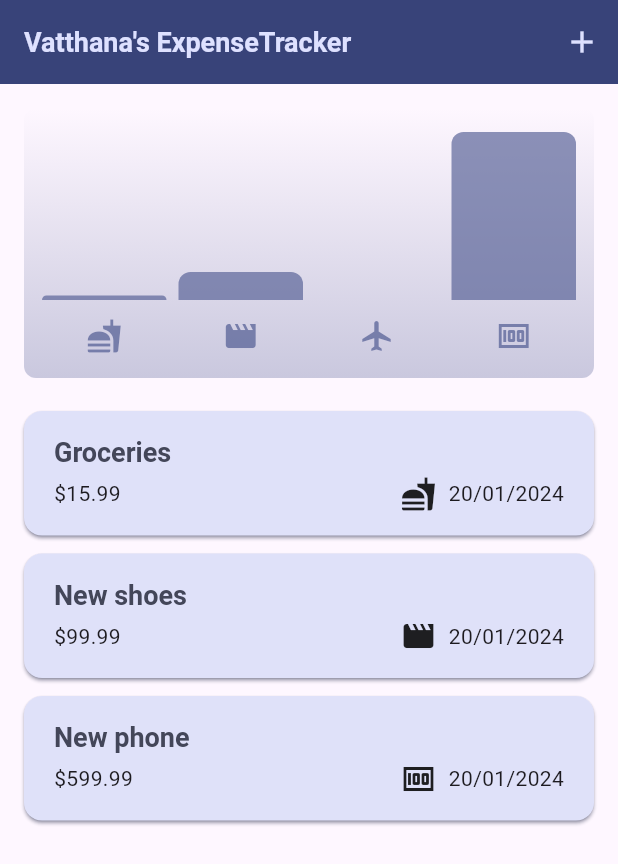
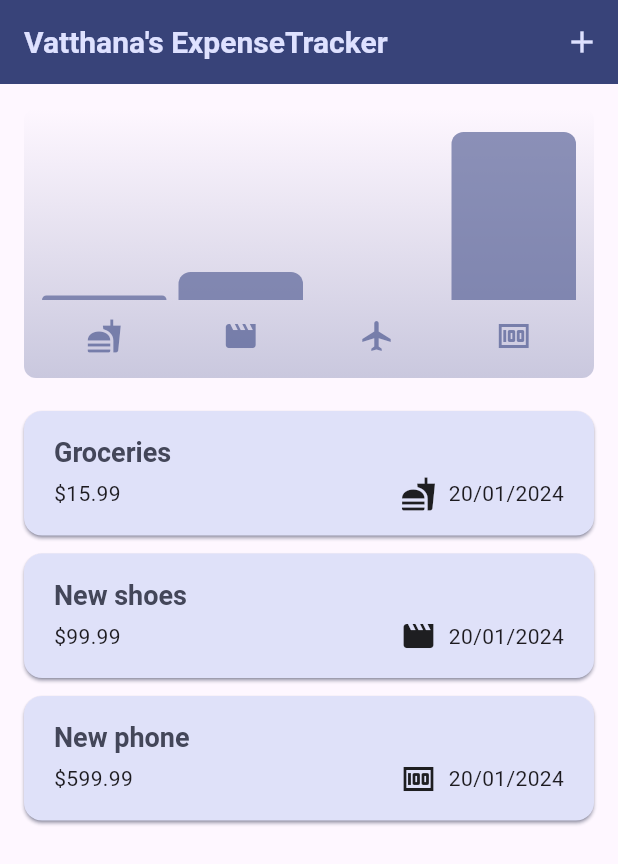
Before and after one commit to VatthanaB/Flutter-expense_tracker, a Flutter app: the screen it shows after launch, on a phone screen of 412 x 824 dp. Shown: the top 864 px of the screen. Run offline on Flutter 3.47's test engine with Material 3 defaults, Android fonts, the phone set to English and light mode, and no system bars; our stand-ins replace device_preview.

Commit message:
Update UI styling for app title and app bar

```diff
--- a/lib/main.dart
+++ b/lib/main.dart
@@ -39,6 +39,11 @@ class MyApp extends StatelessWidget {
           appBarTheme: const AppBarTheme().copyWith(
             backgroundColor: kColorScheme.onPrimaryContainer,
             foregroundColor: kColorScheme.primaryContainer,
+            titleTextStyle: TextStyle(
+              color: kColorScheme.primaryContainer,
+              fontSize: 20,
+              fontWeight: FontWeight.bold,
+            ),
           ),
           cardTheme: const CardTheme().copyWith(
             color: kColorScheme.secondaryContainer,
--- a/lib/widgets/expenses.dart
+++ b/lib/widgets/expenses.dart
@@ -1,5 +1,3 @@
-import 'dart:math';
-
 import 'package:expense_tracker/widgets/chart/chart.dart';
 import 'package:expense_tracker/widgets/expenses_list/expenses_list.dart';
 import 'package:expense_tracker/models/expense.dart';
@@ -84,7 +82,12 @@ class _ExpensesState extends State<Expenses> {
     }
     return Scaffold(
       appBar: AppBar(
-        title: const Text('Vatthana\'s ExpenseTracker'),
+        title: const Align(
+          alignment: Alignment.centerLeft,
+          child: Text(
+            'Vatthana\'s ExpenseTracker',
+          ),
+        ),
         actions: [
           IconButton(
               onPressed: _openAddExpenseOverlay, icon: const Icon(Icons.add))
```
Also changed, not shown: 1 other file.
